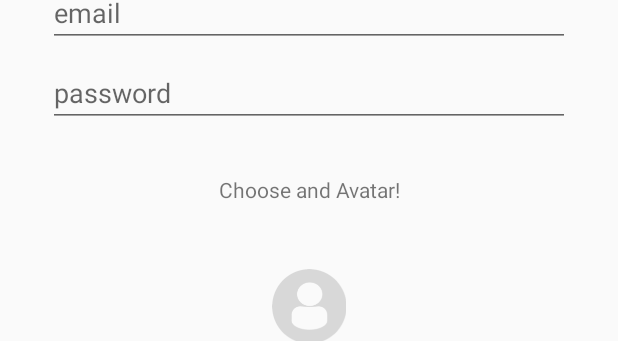
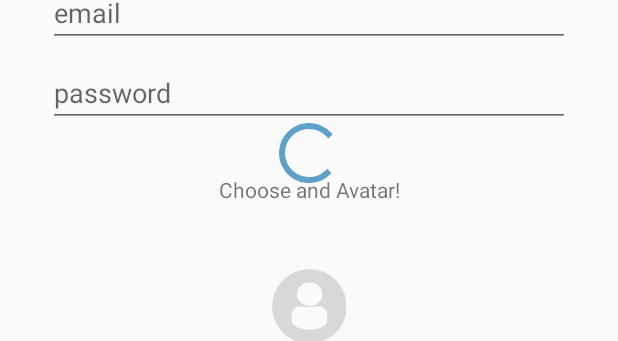
Before and after one commit to iOSMobileBrian/SmackApp, an Android app: the layout activity_create_user.xml on its own in the app's theme, with its tools: preview values and no code run, on a phone screen of 412 x 824 dp. Shown: the part 125-466 px from the top of the screen. Run offline under Robolectric (Android 15) with nearby library versions, the phone set to English and light mode, and no system bars.

```diff
--- a/app/src/main/java/com/example/smackapp/Utilities/Constants.kt
+++ b/app/src/main/java/com/example/smackapp/Utilities/Constants.kt
@@ -4,3 +4,8 @@ const val BASE_URL = "https://smack-2020.herokuapp.com/v1/"
 const val URL_REGISTER = "${BASE_URL}account/register"
 const val URL_AUTH_LOGIN = "${BASE_URL}account/login"
 const val URL_CREATE_USER = "${BASE_URL}user/add"
+
+
+//Broadcast
+
+const val BROADCAST_USER_DATA_CHANGE = "BROADCAST USER DATA CHNAGE"
--- a/app/src/main/res/layout/activity_create_user.xml
+++ b/app/src/main/res/layout/activity_create_user.xml
@@ -19,7 +19,8 @@
             app:layout_constraintEnd_toEndOf="parent"
             app:layout_constraintHorizontal_bias="0.5"
             app:layout_constraintStart_toStartOf="parent"
-            app:layout_constraintTop_toTopOf="parent" />
+            app:layout_constraintTop_toTopOf="parent"
+            android:autofillHints="" />
 
     <EditText
             android:id="@+id/createEmailTxt"
@@ -108,4 +109,16 @@
             app:layout_constraintEnd_toEndOf="parent"
             app:layout_constraintHorizontal_bias="0.5"
             app:layout_constraintStart_toStartOf="parent" />
+
+    <ProgressBar
+            android:id="@+id/createSpinner"
+            style="?android:attr/progressBarStyle"
+            android:layout_width="wrap_content"
+            android:layout_height="wrap_content"
+            android:layout_marginTop="8dp"
+            android:layout_marginBottom="5dp"
+            app:layout_constraintBottom_toTopOf="@+id/chooseAvatarTxt"
+            app:layout_constraintEnd_toEndOf="parent"
+            app:layout_constraintStart_toStartOf="parent"
+            app:layout_constraintTop_toBottomOf="@+id/createPasswordTxt" />
 </android.support.constraint.ConstraintLayout>
```
Also changed, not shown: app/src/main/java/com/example/smackapp/Controllers/CreateUserActivity.kt (+57 -1 lines).
